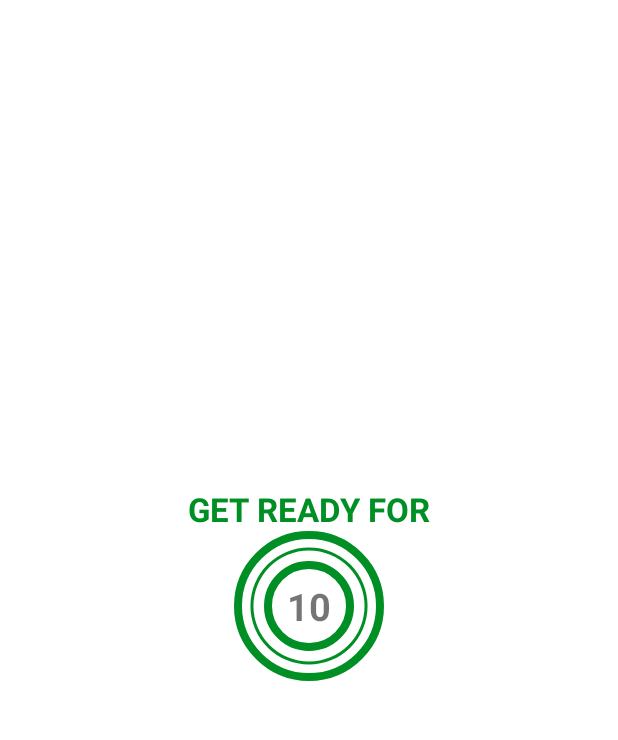
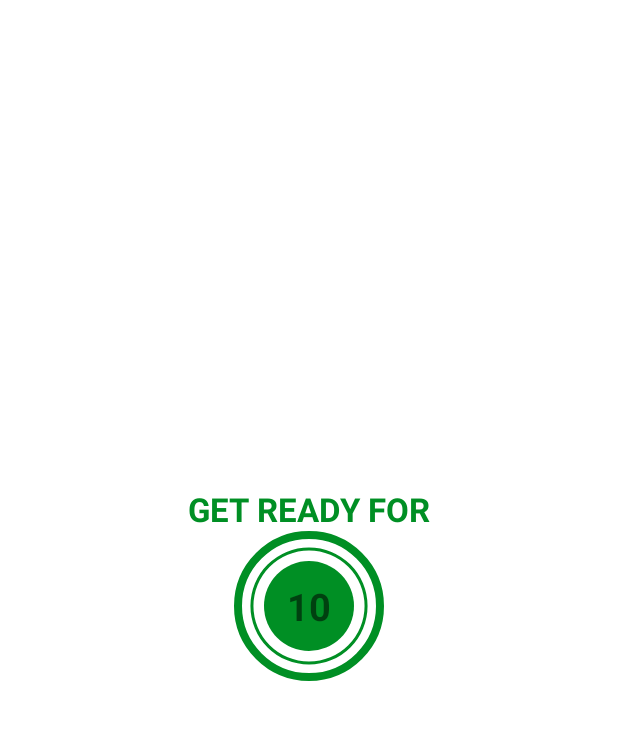
Before and after one commit to okravi/7min-worki, an Android app: the ExerciseActivity screen opened directly, with no data from a screen before it, on a phone screen of 412 x 824 dp, the part 62-802 px from its top. Run offline under Robolectric (Android 15) with nearby library versions, the phone set to English and light mode, and no system bars.

Commit message:
progress update

```diff
--- a/app/src/main/res/layout/activity_exercise.xml
+++ b/app/src/main/res/layout/activity_exercise.xml
@@ -57,7 +57,7 @@
             android:layout_width="60dp"
             android:layout_height="60dp"
             android:layout_gravity="center"
-            android:background="@drawable/item_color_accent_border_ripple_background"
+            android:background="@drawable/item_circular_color_accent_background"
             android:gravity="center">
 
             <TextView
```
